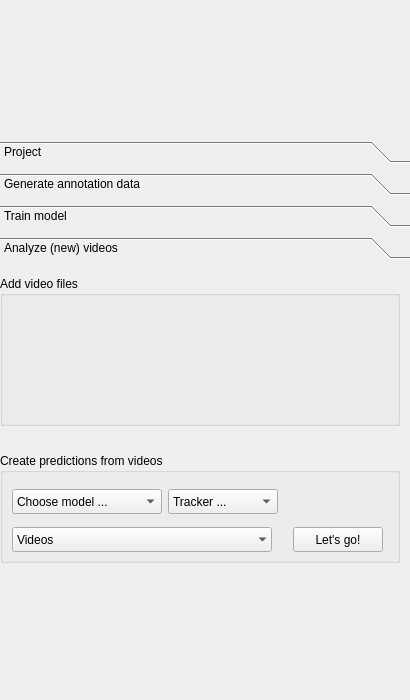
Qt form octron/qt_gui/octron.ui (horsto/OCTRON-GUI) before a commit.
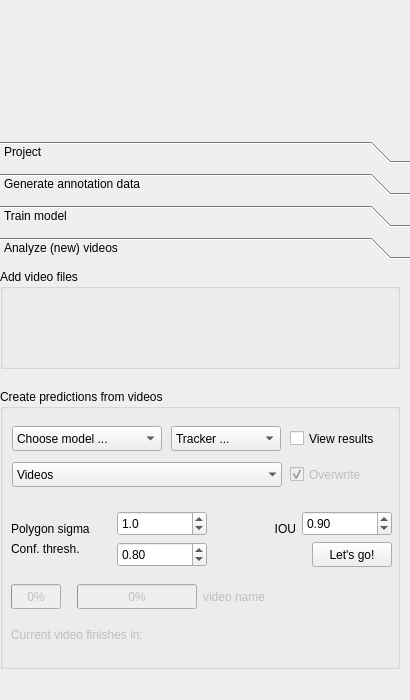
The same form after that commit. The open tabs and pages were chosen to show the change. Icons and pictures are not drawn.

Commit message:
[WIP] Worked in GUI elements for prediction
Necessary functions are all in napari_yolo.ipynb

```diff
--- a/octron/qt_gui/octron.ui
+++ b/octron/qt_gui/octron.ui
@@ -2011,7 +2011,7 @@
           <x>0</x>
           <y>0</y>
           <width>402</width>
-          <height>313</height>
+          <height>401</height>
          </rect>
         </property>
         <layout class="QVBoxLayout" name="predict_verticalLayout">
@@ -2035,13 +2035,13 @@
            <property name="minimumSize">
             <size>
              <width>400</width>
-             <height>150</height>
+             <height>100</height>
             </size>
            </property>
            <property name="maximumSize">
             <size>
              <width>400</width>
-             <height>150</height>
+             <height>100</height>
             </size>
            </property>
            <property name="title">
@@ -2068,13 +2068,13 @@
               <property name="minimumSize">
                <size>
                 <width>380</width>
-                <height>110</height>
+                <height>60</height>
                </size>
               </property>
               <property name="maximumSize">
                <size>
                 <width>380</width>
-                <height>110</height>
+                <height>60</height>
                </size>
               </property>
               <property name="toolTip">
@@ -2099,29 +2099,171 @@
            <property name="minimumSize">
             <size>
              <width>400</width>
-             <height>110</height>
+             <height>280</height>
             </size>
            </property>
            <property name="maximumSize">
             <size>
              <width>400</width>
-             <height>110</height>
+             <height>280</height>
             </size>
            </property>
            <property name="title">
             <string>Create predictions from videos</string>
            </property>
+           <widget class="QWidget" name="layoutWidget_2">
+            <property name="geometry">
+             <rect>
+              <x>11</x>
+              <y>193</y>
+              <width>387</width>
+              <height>29</height>
+             </rect>
+            </property>
+            <layout class="QHBoxLayout" name="predict_progress_bar_layout">
+             <item alignment="Qt::AlignmentFlag::AlignLeft|Qt::AlignmentFlag::AlignVCenter">
+              <widget class="QProgressBar" name="predict_overall_progressbar">
+               <property name="enabled">
+                <bool>false</bool>
+               </property>
+               <property name="sizePolicy">
+                <sizepolicy hsizetype="MinimumExpanding" vsizetype="Fixed">
+                 <horstretch>0</horstretch>
+                 <verstretch>0</verstretch>
+                </sizepolicy>
+               </property>
+               <property name="minimumSize">
+                <size>
+                 <width>50</width>
+                 <height>25</height>
+                </size>
+               </property>
+               <property name="maximumSize">
+                <size>
+                 <width>50</width>
+                 <height>25</height>
+                </size>
+               </property>
+               <property name="toolTip">
+                <string>&lt;html&gt;&lt;head/&gt;&lt;body&gt;&lt;p&gt;Batch predict progress bar&lt;/p&gt;&lt;/body&gt;&lt;/html&gt;</string>
+               </property>
+               <property name="maximum">
+                <number>20</number>
+               </property>
+               <property name="value">
+                <number>0</number>
+               </property>
+               <property name="format">
+                <string>%p%</string>
+               </property>
+              </widget>
+             </item>
+             <item alignment="Qt::AlignmentFlag::AlignLeft|Qt::AlignmentFlag::AlignVCenter">
+              <widget class="QProgressBar" name="predict_current_video_progressbar">
+               <property name="enabled">
+                <bool>false</bool>
+               </property>
+               <property name="sizePolicy">
+                <sizepolicy hsizetype="MinimumExpanding" vsizetype="Fixed">
+                 <horstretch>0</horstretch>
+                 <verstretch>0</verstretch>
+                </sizepolicy>
+               </property>
+               <property name="minimumSize">
+                <size>
+                 <width>120</width>
+                 <height>25</height>
+                </size>
+               </property>
+               <property name="maximumSize">
+                <size>
+                 <width>120</width>
+                 <height>25</height>
+                </size>
+               </property>
+               <property name="toolTip">
+                <string>&lt;html&gt;&lt;head/&gt;&lt;body&gt;&lt;p&gt;Batch predict progress bar&lt;/p&gt;&lt;/body&gt;&lt;/html&gt;</string>
+               </property>
+               <property name="maximum">
+                <number>20</number>
+               </property>
+               <property name="value">
+                <number>0</number>
+               </property>
+               <property name="format">
+                <string>%p%</string>
+               </property>
+              </widget>
+             </item>
+             <item>
+              <widget class="QLabel" name="predict_current_videoname_label">
+               <property name="enabled">
+                <bool>false</bool>
+               </property>
+               <property name="minimumSize">
+                <size>
+                 <width>195</width>
+                 <height>25</height>
+                </size>
+               </property>
+               <property name="maximumSize">
+                <size>
+                 <width>195</width>
+                 <height>25</height>
+                </size>
+               </property>
+               <property name="text">
+                <string>video name</string>
+               </property>
+              </widget>
+             </item>
+            </layout>
+           </widget>
+           <widget class="QWidget" name="layoutWidget_3">
+            <property name="geometry">
+             <rect>
+              <x>11</x>
+              <y>232</y>
+              <width>381</width>
+              <height>27</height>
+             </rect>
+            </property>
+            <layout class="QHBoxLayout" name="predict_finish_time_layout">
+             <item alignment="Qt::AlignmentFlag::AlignLeft|Qt::AlignmentFlag::AlignVCenter">
+              <widget class="QLabel" name="predict_finish_time_label">
+               <property name="enabled">
+                <bool>false</bool>
+               </property>
+               <property name="minimumSize">
+                <size>
+                 <width>0</width>
+                 <height>25</height>
+                </size>
+               </property>
+               <property name="maximumSize">
+                <size>
+                 <width>16777215</width>
+                 <height>25</height>
+                </size>
+               </property>
+               <property name="text">
+                <string>Current video finishes in:</string>
+               </property>
+              </widget>
+             </item>
+            </layout>
+           </widget>
            <widget class="QWidget" name="">
             <property name="geometry">
              <rect>
-              <x>12</x>
+              <x>11</x>
               <y>32</y>
               <width>381</width>
               <height>71</height>
              </rect>
             </property>
-            <layout class="QGridLayout" name="gridLayout_2">
-             <item row="0" column="0" alignment="Qt::AlignmentFlag::AlignLeft|Qt::AlignmentFlag::AlignVCenter">
+            <layout class="QGridLayout" name="predict_grid_layout1">
+             <item row="0" column="0">
               <widget class="QComboBox" name="yolomodel_trained_list">
                <property name="enabled">
                 <bool>true</bool>
@@ -2148,7 +2290,7 @@
                </item>
               </widget>
              </item>
-             <item row="0" column="1" alignment="Qt::AlignmentFlag::AlignHCenter|Qt::AlignmentFlag::AlignVCenter">
+             <item row="0" column="1">
               <widget class="QComboBox" name="yolomodel_tracker_list">
                <property name="minimumSize">
                 <size>
@@ -2177,17 +2319,39 @@
                </item>
               </widget>
              </item>
-             <item row="1" column="0" colspan="2" alignment="Qt::AlignmentFlag::AlignLeft|Qt::AlignmentFlag::AlignVCenter">
+             <item row="0" column="2">
+              <widget class="QCheckBox" name="open_when_finish_checkBox">
+               <property name="minimumSize">
+                <size>
+                 <width>90</width>
+                 <height>25</height>
+                </size>
+               </property>
+               <property name="maximumSize">
+                <size>
+                 <width>100</width>
+                 <height>25</height>
+                </size>
+               </property>
+               <property name="toolTip">
+                <string>Open the resuts in new napari window when finished</string>
+               </property>
+               <property name="text">
+                <string>View results</string>
+               </property>
+              </widget>
+             </item>
+             <item row="1" column="0" colspan="2">
               <widget class="QComboBox" name="videos_for_prediction_list">
                <property name="minimumSize">
                 <size>
-                 <width>260</width>
+                 <width>270</width>
                  <height>25</height>
                 </size>
                </property>
                <property name="maximumSize">
                 <size>
-                 <width>260</width>
+                 <width>270</width>
                  <height>25</height>
                 </size>
                </property>
@@ -2227,8 +2391,11 @@
                </item>
               </widget>
              </item>
-             <item row="1" column="2" alignment="Qt::AlignmentFlag::AlignHCenter|Qt::AlignmentFlag::AlignVCenter">
-              <widget class="QPushButton" name="predict_start_interrupt_btn">
+             <item row="1" column="2">
+              <widget class="QCheckBox" name="overwrite_prediction_checkBox">
+               <property name="enabled">
+                <bool>false</bool>
+               </property>
                <property name="minimumSize">
                 <size>
                  <width>90</width>
@@ -2237,15 +2404,221 @@
                </property>
                <property name="maximumSize">
                 <size>
-                 <width>90</width>
+                 <width>100</width>
                  <height>25</height>
                 </size>
+               </property>
+               <property name="toolTip">
+                <string>Overwrite previous results? </string>
+               </property>
+               <property name="text">
+                <string>Overwrite</string>
+               </property>
+               <property name="checked">
+                <bool>true</bool>
+               </property>
+              </widget>
+             </item>
+            </layout>
+           </widget>
+           <widget class="QWidget" name="">
+            <property name="geometry">
+             <rect>
+              <x>11</x>
+              <y>113</y>
+              <width>381</width>
+              <height>73</height>
+             </rect>
+            </property>
+            <layout class="QGridLayout" name="predict_grid_layout2">
+             <item row="0" column="2" alignment="Qt::AlignmentFlag::AlignRight|Qt::AlignmentFlag::AlignBottom">
+              <widget class="QLabel" name="prediction_iou_label">
+               <property name="sizePolicy">
+                <sizepolicy hsizetype="Expanding" vsizetype="Preferred">
+                 <horstretch>0</horstretch>
+                 <verstretch>0</verstretch>
+                </sizepolicy>
+               </property>
+               <property name="minimumSize">
+                <size>
+                 <width>40</width>
+                 <height>0</height>
+                </size>
+               </property>
+               <property name="maximumSize">
+                <size>
+                 <width>40</width>
+                 <height>25</height>
+                </size>
+               </property>
+               <property name="toolTip">
+                <string> This threshold determines how much overlap between
+bounding boxes is allowed before they are considered to be detecting the same object.</string>
+               </property>
+               <property name="text">
+                <string>IOU</string>
+               </property>
+               <property name="alignment">
+                <set>Qt::AlignmentFlag::AlignRight|Qt::AlignmentFlag::AlignTrailing|Qt::AlignmentFlag::AlignVCenter</set>
+               </property>
+              </widget>
+             </item>
+             <item row="1" column="3" alignment="Qt::AlignmentFlag::AlignRight|Qt::AlignmentFlag::AlignTop">
+              <widget class="QPushButton" name="predict_start_btn">
+               <property name="minimumSize">
+                <size>
+                 <width>80</width>
+                 <height>25</height>
+                </size>
+               </property>
+               <property name="maximumSize">
+                <size>
+                 <width>80</width>
+                 <height>25</height>
+                </size>
+               </property>
+               <property name="toolTip">
+                <string>Yeah!</string>
                </property>
                <property name="text">
                 <string>Let's go!</string>
                </property>
               </widget>
              </item>
+             <item row="0" column="0" alignment="Qt::AlignmentFlag::AlignBottom">
+              <widget class="QLabel" name="prediction_poly_sigma_label">
+               <property name="sizePolicy">
+                <sizepolicy hsizetype="Expanding" vsizetype="Preferred">
+                 <horstretch>0</horstretch>
+                 <verstretch>0</verstretch>
+                </sizepolicy>
+               </property>
+               <property name="minimumSize">
+                <size>
+                 <width>100</width>
+                 <height>0</height>
+                </size>
+               </property>
+               <property name="maximumSize">
+                <size>
+                 <width>100</width>
+                 <height>25</height>
+                </size>
+               </property>
+               <property name="toolTip">
+                <string>Gaussian smoothing of polygons. Keep this low.</string>
+               </property>
+               <property name="text">
+                <string>Polygon sigma</string>
+               </property>
+              </widget>
+             </item>
+             <item row="1" column="0" alignment="Qt::AlignmentFlag::AlignLeft|Qt::AlignmentFlag::AlignTop">
+              <widget class="QLabel" name="prediction_conf_thresh_label">
+               <property name="sizePolicy">
+                <sizepolicy hsizetype="Expanding" vsizetype="Preferred">
+                 <horstretch>0</horstretch>
+                 <verstretch>0</verstretch>
+                </sizepolicy>
+               </property>
+               <property name="minimumSize">
+                <size>
+                 <width>100</width>
+                 <height>0</height>
+                </size>
+               </property>
+               <property name="maximumSize">
+                <size>
+                 <width>100</width>
+                 <height>25</height>
+                </size>
+               </property>
+               <property name="toolTip">
+                <string>Confidence threshold for accepting prediction results as real</string>
+               </property>
+               <property name="text">
+                <string>Conf. thresh.</string>
+               </property>
+              </widget>
+             </item>
+             <item row="0" column="1" alignment="Qt::AlignmentFlag::AlignLeft|Qt::AlignmentFlag::AlignBottom">
+              <widget class="QDoubleSpinBox" name="predict_polygo_sigma_spinbox">
+               <property name="minimumSize">
+                <size>
+                 <width>90</width>
+                 <height>25</height>
+                </size>
+               </property>
+               <property name="maximumSize">
+                <size>
+                 <width>90</width>
+                 <height>25</height>
+                </size>
+               </property>
+               <property name="decimals">
+                <number>1</number>
+               </property>
+               <property name="maximum">
+                <double>5.000000000000000</double>
+               </property>
+               <property name="singleStep">
+                <double>0.500000000000000</double>
+               </property>
+               <property name="value">
+                <double>1.000000000000000</double>
+               </property>
+              </widget>
+             </item>
+             <item row="1" column="1" alignment="Qt::AlignmentFlag::AlignLeft|Qt::AlignmentFlag::AlignTop">
+              <widget class="QDoubleSpinBox" name="predict_conf_thresh_spinbox">
+               <property name="minimumSize">
+                <size>
+                 <width>90</width>
+                 <height>25</height>
+                </size>
+               </property>
+               <property name="maximumSize">
+                <size>
+                 <width>90</width>
+                 <height>25</height>
+                </size>
+               </property>
+               <property name="maximum">
+                <double>1.000000000000000</double>
+               </property>
+               <property name="singleStep">
+                <double>0.100000000000000</double>
+               </property>
+               <property name="value">
+                <double>0.800000000000000</double>
+               </property>
+              </widget>
+             </item>
+             <item row="0" column="3" alignment="Qt::AlignmentFlag::AlignBottom">
+              <widget class="QDoubleSpinBox" name="predict_iou_thresh_spinbox">
+               <property name="minimumSize">
+                <size>
+                 <width>90</width>
+                 <height>25</height>
+                </size>
+               </property>
+               <property name="maximumSize">
+                <size>
+                 <width>90</width>
+                 <height>25</height>
+                </size>
+               </property>
+               <property name="maximum">
+                <double>1.000000000000000</double>
+               </property>
+               <property name="singleStep">
+                <double>0.100000000000000</double>
+               </property>
+               <property name="value">
+                <double>0.900000000000000</double>
+               </property>
+              </widget>
+             </item>
             </layout>
            </widget>
           </widget>
```
The commit also changes 4 other files.
